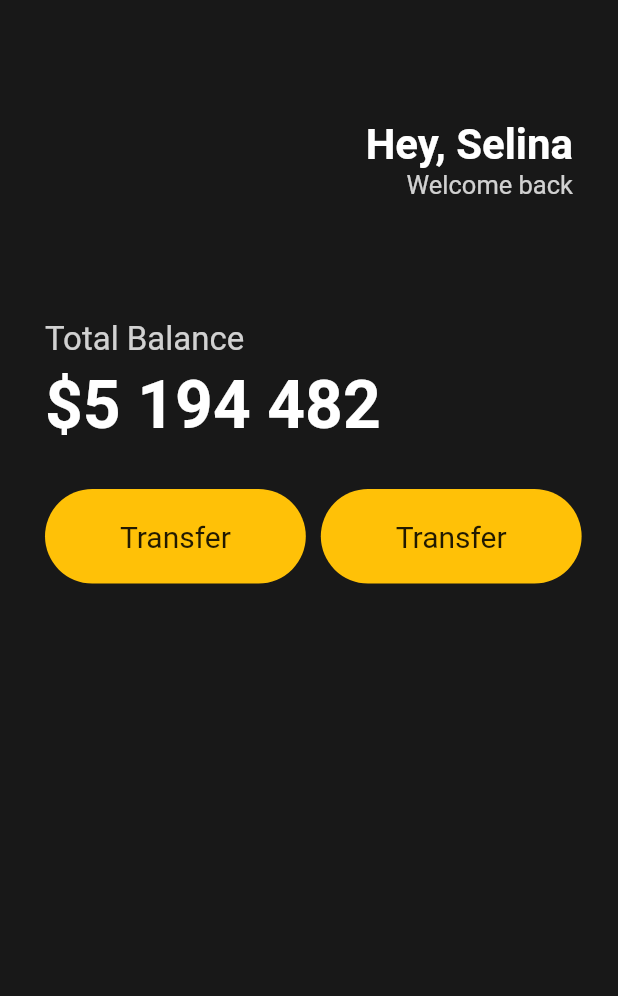
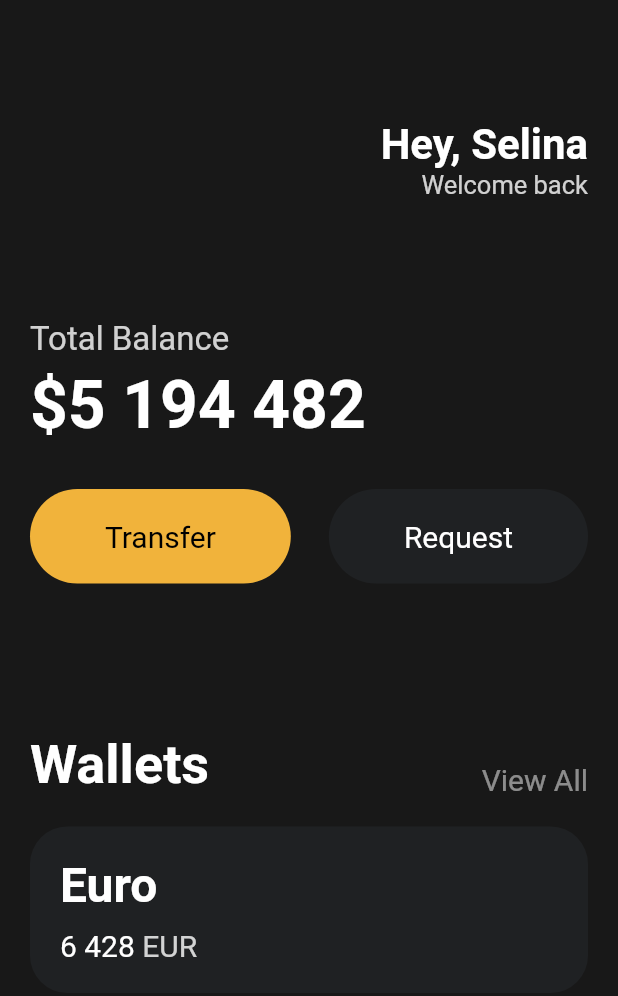
Before and after one commit to woong12/toonflix, a Flutter app: the screen it shows after launch, on a phone screen of 412 x 824 dp. Shown: the top 996 px of the screen. Run offline on Flutter 3.47's test engine with Material 2 defaults, Android fonts, the light colour scheme and no system bars.

Commit message:
reusable widget

```diff
--- a/lib/main.dart
+++ b/lib/main.dart
@@ -1,4 +1,5 @@
 import 'package:flutter/material.dart';
+import 'package:toonflix/widgets/button.dart';
 
 void main() {
   runApp(const App());
@@ -13,7 +14,7 @@ class App extends StatelessWidget {
       home: Scaffold(
         backgroundColor: const Color(0xFF181818),
         body: Padding(
-          padding: const EdgeInsets.symmetric(horizontal: 30),
+          padding: const EdgeInsets.symmetric(horizontal: 20),
           child: Column(
             crossAxisAlignment: CrossAxisAlignment.start,
             children: [
@@ -70,48 +71,97 @@ class App extends StatelessWidget {
                 height: 30,
               ),
               Row(
+                mainAxisAlignment: MainAxisAlignment.spaceBetween,
+                children: const [
+                  Button(
+                    text: 'Transfer',
+                    bgColor: Color(0xFFF1B33B),
+                    textColor: Colors.black,
+                  ),
+                  Button(
+                    text: 'Request',
+                    bgColor: Color(0xFF1F2123),
+                    textColor: Colors.white,
+                  ),
+                ],
+              ),
+              const SizedBox(
+                height: 100,
+              ),
+              Row(
+                crossAxisAlignment: CrossAxisAlignment.end,
+                mainAxisAlignment: MainAxisAlignment.spaceBetween,
                 children: [
-                  Container(
-                    decoration: BoxDecoration(
-                      color: Colors.amber,
-                      borderRadius: BorderRadius.circular(45),
+                  const Text(
+                    'Wallets',
+                    style: TextStyle(
+                      color: Colors.white,
+                      fontSize: 36,
+                      fontWeight: FontWeight.w600,
                     ),
-                    child: const Padding(
-                      padding: EdgeInsets.symmetric(
-                        vertical: 20,
-                        horizontal: 50,
                   ),
-                      child: Text(
-                        'Transfer',
+                  Text(
+                    'View All',
                     style: TextStyle(
+                      color: Colors.white.withOpacity(0.5),
                       fontSize: 20,
                     ),
                   ),
+                ],
+              ),
+              const SizedBox(
+                height: 20,
+              ),
+              Container(
+                decoration: BoxDecoration(
+                  color: const Color(0xFF1F2123),
+                  borderRadius: BorderRadius.circular(25),
+                ),
+                child: Padding(
+                  padding: const EdgeInsets.all(20),
+                  child: Row(
+                    children: [
+                      Column(
+                        crossAxisAlignment: CrossAxisAlignment.start,
+                        children: [
+                          const Text(
+                            'Euro',
+                            style: TextStyle(
+                              color: Colors.white,
+                              fontSize: 32,
+                              fontWeight: FontWeight.w600,
                             ),
                           ),
                           const SizedBox(
-                    width: 10,
+                            height: 10,
                           ),
-                  Container(
-                    decoration: BoxDecoration(
-                      color: Colors.amber,
-                      borderRadius: BorderRadius.circular(45),
-                    ),
-                    child: const Padding(
-                      padding: EdgeInsets.symmetric(
-                        vertical: 20,
-                        horizontal: 50,
-                      ),
-                      child: Text(
-                        'Transfer',
+                          Row(
+                            children: [
+                              const Text(
+                                '6 428',
                                 style: TextStyle(
+                                  color: Colors.white,
                                   fontSize: 20,
                                 ),
                               ),
+                              const SizedBox(
+                                width: 5,
+                              ),
+                              Text(
+                                'EUR',
+                                style: TextStyle(
+                                  color: Colors.white.withOpacity(0.8),
+                                  fontSize: 20,
                                 ),
                               ),
                             ],
-              )
+                          ),
+                        ],
+                      ),
+                    ],
+                  ),
+                ),
+              ),
             ],
           ),
         ),
--- /dev/null
+++ b/lib/widgets/button.dart
@@ -0,0 +1,37 @@
+import 'package:flutter/material.dart';
+
+class Button extends StatelessWidget {
+  final String text;
+  final Color bgColor;
+  final Color textColor;
+
+  const Button({
+    super.key,
+    required this.text,
+    required this.bgColor,
+    required this.textColor,
+  });
+
+  @override
+  Widget build(BuildContext context) {
+    return Container(
+      decoration: BoxDecoration(
+        color: bgColor,
+        borderRadius: BorderRadius.circular(45),
+      ),
+      child: Padding(
+        padding: const EdgeInsets.symmetric(
+          vertical: 20,
+          horizontal: 50,
+        ),
+        child: Text(
+          text,
+          style: TextStyle(
+            color: textColor,
+            fontSize: 20,
+          ),
+        ),
+      ),
+    );
+  }
+}
```
Lines whose indentation alone changed are shown as unchanged.
